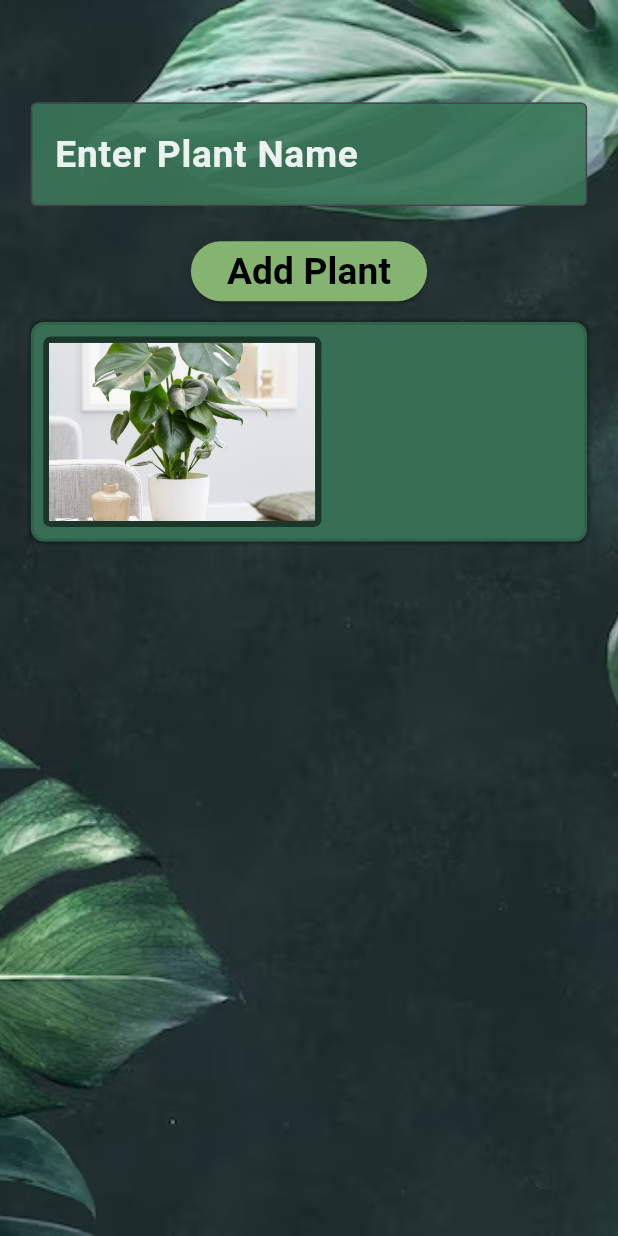
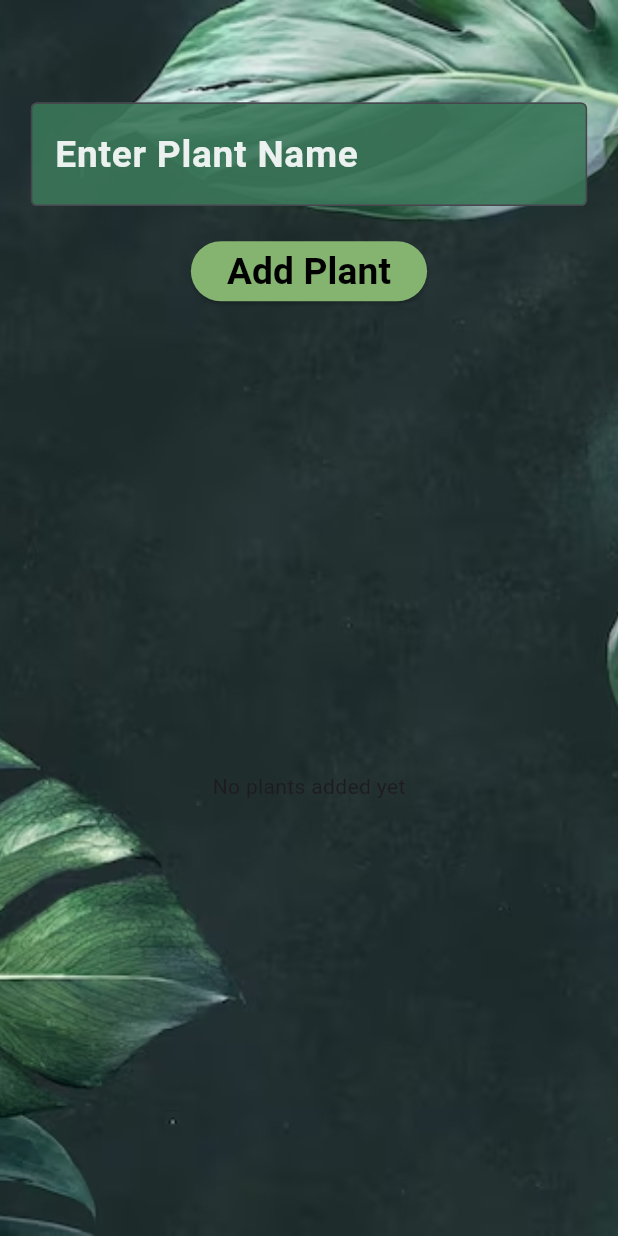
Before and after one commit to zunera-adil/happyplant, a Flutter app: the AddPlantScreen screen opened directly, after a tap on "Add Plant", on a phone screen of 412 x 824 dp. Run offline on Flutter 3.47's test engine with Material 3 defaults, Android fonts, the light colour scheme and no system bars; our stand-ins replace cloud_firestore, firebase_core, flutter_screenutil; accounts and stored records are empty.

Commit message:
added plant in firebase

```diff
--- a/lib/view/add_plant_screen.dart
+++ b/lib/view/add_plant_screen.dart
@@ -1,6 +1,6 @@
 import 'package:flutter/material.dart';
 import 'package:flutter_screenutil/flutter_screenutil.dart';
-
+import 'package:cloud_firestore/cloud_firestore.dart';
 import '../utils/color.dart';
 
 class AddPlantScreen extends StatefulWidget {
@@ -11,35 +11,44 @@ class AddPlantScreen extends StatefulWidget {
 }
 
 class _AddPlantScreenState extends State<AddPlantScreen> {
-  final _plants = <String>[];
   final _plantNameController = TextEditingController();
 
   @override
   void initState() {
     super.initState();
   }
+
+  Future<void> _addPlantName() async {
+    final plantName = _plantNameController.text.trim();
+    if (plantName.isNotEmpty) {
+      // Add the plant name to the Firestore collection
+      await FirebaseFirestore.instance.collection('plants').add({
+        'name': plantName,
+      });
+      // Clear the text field after adding the plant
+      _plantNameController.clear();
+    }
+  }
+
   @override
   Widget build(BuildContext context) {
-    return  Scaffold(
+    return Scaffold(
       body: Container(
         decoration: const BoxDecoration(
           image: DecorationImage(
             image: AssetImage('asset/images/home_screenbg.jpg'),
-                fit: BoxFit.cover)
+            fit: BoxFit.cover,
+          ),
         ),
         child: Padding(
-          padding:  EdgeInsets.symmetric(horizontal: 10.0.w),
+          padding: EdgeInsets.symmetric(horizontal: 10.0.w),
           child: Column(
             mainAxisAlignment: MainAxisAlignment.center,
-            //crossAxisAlignment: CrossAxisAlignment.center,
             children: [
-                  SizedBox(
-                    height: 70.h,
-                  ),
+              SizedBox(height: 70.h),
               TextField(
                 controller: _plantNameController,
-                    onChanged: (text) => setState(() => _plantNameController.text = text),
-                    decoration:  InputDecoration(
+                decoration: InputDecoration(
                   filled: true,
                   fillColor: darkGreen.withOpacity(0.9),
                   labelText: 'Enter Plant Name',
@@ -47,54 +56,57 @@ class _AddPlantScreenState extends State<AddPlantScreen> {
                   labelStyle: TextStyle(
                     fontSize: 12.sp,
                     fontWeight: FontWeight.w600,
-                          color: Colors.white.withOpacity(0.9)
+                    color: Colors.white.withOpacity(0.9),
                   ),
                   border: OutlineInputBorder(
-                        borderSide: BorderSide(color: kShadowBlackColor,
+                    borderSide: BorderSide(color: kShadowBlackColor),
+                  ),
+                  focusedBorder: OutlineInputBorder(
+                    borderSide: BorderSide(color: kShadowBlackColor),
                   ),
                 ),
-                      focusedBorder: OutlineInputBorder(
-                      borderSide: BorderSide(
+                style: TextStyle(
+                  fontSize: 12.sp,
+                  fontWeight: FontWeight.w600,
+                  color: Colors.white.withOpacity(0.9),
+                ),
+              ),
+              SizedBox(height: 20.h),
+              ElevatedButton(
+                onPressed: _addPlantName,
+                style: ElevatedButton.styleFrom(
+                  backgroundColor: lightGreen,
+                ),
+                child: Text(
+                  'Add Plant',
+                  style: TextStyle(
+                    fontSize: 12.sp,
+                    fontWeight: FontWeight.w600,
                     color: kShadowBlackColor,
                   ),
                 ),
-
               ),
-                    style: TextStyle( fontSize: 12.sp,
-                        fontWeight: FontWeight.w600,
-                        color: Colors.white.withOpacity(0.9)),
-                  )
-,                 SizedBox(
-                   height: 20.h,
+              SizedBox(height: 20.h),
+              Expanded(
+                child: StreamBuilder<QuerySnapshot>(
+                  stream: FirebaseFirestore.instance.collection('plants').snapshots(),
+                  builder: (context, snapshot) {
+                    if (snapshot.connectionState == ConnectionState.waiting) {
+                      return Center(child: CircularProgressIndicator());
+                    }
+                    if (!snapshot.hasData || snapshot.data!.docs.isEmpty) {
+                      return Center(child: Text('No plants added yet'));
+                    }
+                    final plantDocs = snapshot.data!.docs;
+                    return ListView.separated(
+                      itemCount: plantDocs.length,
+                      padding: EdgeInsets.only(top: 10.h),
+                      separatorBuilder: (context, index) => Divider(
+                        thickness: 1.w,
+                        color: kShadowBlackColor.withOpacity(0.1),
                       ),
-                  ElevatedButton(
-                    onPressed: () {
-                      setState(() {
-                        _plants.add(_plantNameController.text);
-                        _plantNameController.text = '';
-                     });
-                    },
-                   style: ElevatedButton.styleFrom(
-                     backgroundColor: lightGreen,
-                   ),
-                    child: Text('Add Plant',
-                    style: TextStyle(
-                      fontSize: 12.sp,
-                      fontWeight: FontWeight.w600,
-                      color: kShadowBlackColor
-                    ),),
-                 ),
-
-                  Expanded(
-                    child: ListView.separated(
-                      itemCount: _plants.length,
-                      padding: EdgeInsets.only(top: 10.h),
-                      separatorBuilder: (context, index) => Divider( // Customize separator here
-                        thickness: 1.w, // Adjust divider thickness
-                        color: kShadowBlackColor.withOpacity(0.1), // Adjust divider color
-                      ),
-
                       itemBuilder: (context, index) {
+                        final plantName = plantDocs[index]['name'];
                         return Container(
                           height: 150.h,
                           width: double.infinity,
@@ -107,14 +119,12 @@ class _AddPlantScreenState extends State<AddPlantScreen> {
                             ),
                             boxShadow: [
                               BoxShadow(
-                                color: kShadowBlackColor.withOpacity(0.3), // Shadow color with opacity
-                                blurRadius: 1.0, // Blur radius of the shadow
-                                spreadRadius: 1.0, // How much the shadow expands from the container
+                                color: kShadowBlackColor.withOpacity(0.3),
+                                blurRadius: 1.0,
+                                spreadRadius: 1.0,
                               ),
-
                             ],
                           ),
-                          //tileColor: Colors.red.withOpacity(0.3),
                           child: Row(
                             children: [
                               Container(
@@ -128,20 +138,24 @@ class _AddPlantScreenState extends State<AddPlantScreen> {
                                     width: 2.w,
                                   ),
                                 ),
-                             child: Image.asset('asset/images/add_plant.jpeg',
-                             fit: BoxFit.cover,),
+                                child: Image.asset(
+                                  'asset/images/add_plant.jpeg',
+                                  fit: BoxFit.cover,
                                 ),
-                           SizedBox(
-                             width: 10.w,
                               ),
-                           Text(_plants[index],
+                              SizedBox(width: 10.w),
+                              Text(
+                                plantName,
                                 style: TextStyle(
                                   fontSize: 12.sp,
                                   fontWeight: FontWeight.w600,
-                               color: Colors.white
-                           ),),
+                                  color: Colors.white,
+                                ),
+                              ),
                             ],
-                          )
+                          ),
+                        );
+                      },
                     );
                   },
                 ),
@@ -149,7 +163,7 @@ class _AddPlantScreenState extends State<AddPlantScreen> {
             ],
           ),
         ),
-    )
+      ),
     );
   }
 }
--- a/lib/view/main.dart
+++ b/lib/view/main.dart
@@ -7,7 +7,7 @@ void main() async{
   WidgetsFlutterBinding.ensureInitialized(
   );
   await Firebase.initializeApp(
-      options: FirebaseOptions(
+      options: const FirebaseOptions(
         apiKey: 'key',
         projectId: 'myapp', appId: 'appid', messagingSenderId: 'zunera@adil',
       )
```
Lines whose indentation alone changed are shown as unchanged.
